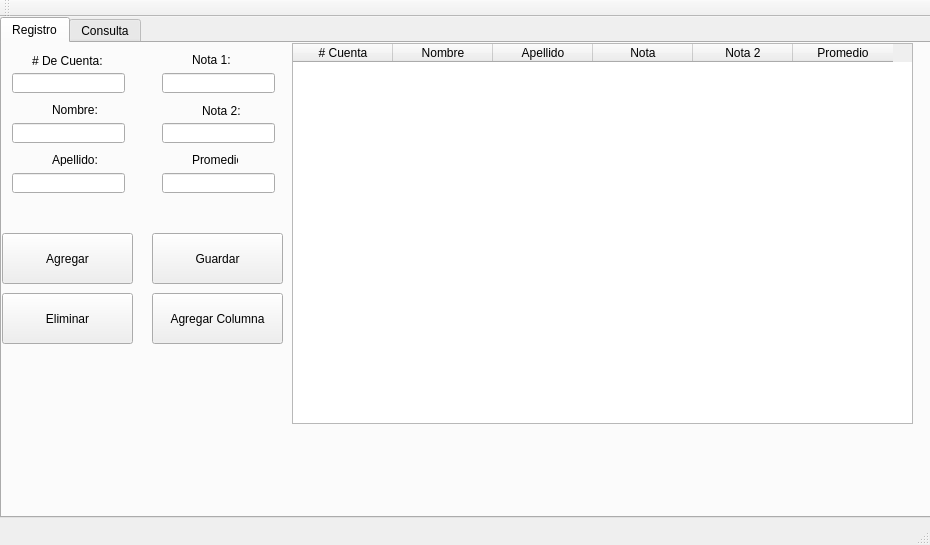
The window that mainwindow.ui (jcespinoza/Alumnos) describes before a commit, drawn with Qt 5.
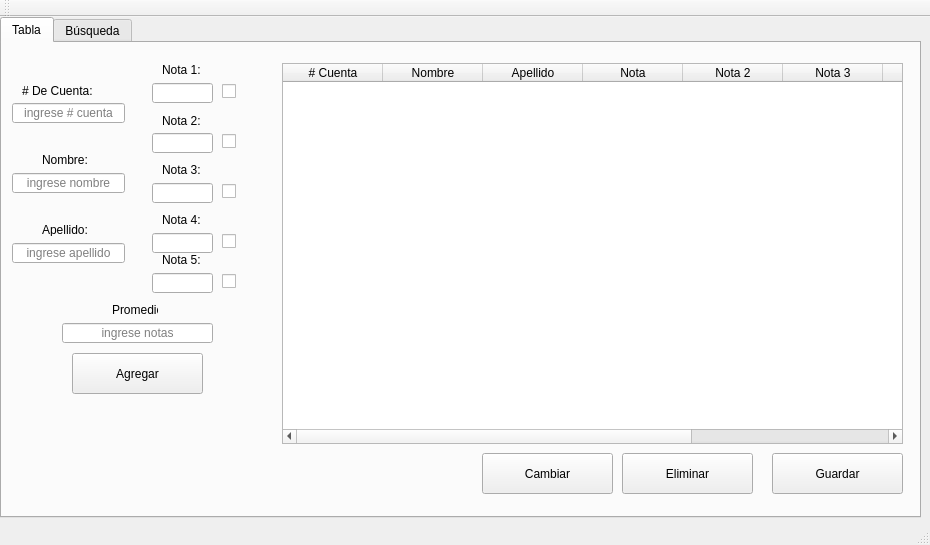
The same window after the commit. Icons and pictures are not drawn.

Diff of the .ui file:
```diff
--- a/mainwindow.ui
+++ b/mainwindow.ui
@@ -10,16 +10,34 @@
     <height>545</height>
    </rect>
   </property>
+  <property name="minimumSize">
+   <size>
+    <width>930</width>
+    <height>545</height>
+   </size>
+  </property>
+  <property name="maximumSize">
+   <size>
+    <width>930</width>
+    <height>545</height>
+   </size>
+  </property>
+  <property name="baseSize">
+   <size>
+    <width>930</width>
+    <height>545</height>
+   </size>
+  </property>
   <property name="windowTitle">
    <string>MainWindow</string>
   </property>
   <widget class="QWidget" name="centralWidget">
-   <widget class="QTabWidget" name="tabWidget">
+   <widget class="QTabWidget" name="tbwSeccion">
     <property name="geometry">
      <rect>
       <x>0</x>
       <y>0</y>
-      <width>931</width>
+      <width>921</width>
       <height>501</height>
      </rect>
     </property>
@@ -28,81 +46,86 @@
     </property>
     <widget class="QWidget" name="tab">
      <attribute name="title">
-      <string>Registro</string>
+      <string>Tabla</string>
      </attribute>
-     <widget class="QLineEdit" name="lePromedio">
+     <widget class="QTableWidget" name="twTable">
       <property name="geometry">
        <rect>
-        <x>160</x>
-        <y>130</y>
-        <width>113</width>
-        <height>20</height>
+        <x>280</x>
+        <y>20</y>
+        <width>621</width>
+        <height>381</height>
        </rect>
       </property>
-      <property name="alignment">
-       <set>Qt::AlignCenter</set>
+      <property name="sizePolicy">
+       <sizepolicy hsizetype="Expanding" vsizetype="Expanding">
+        <horstretch>0</horstretch>
+        <verstretch>0</verstretch>
+       </sizepolicy>
       </property>
-      <property name="readOnly">
-       <bool>true</bool>
+      <property name="toolTip">
+       <string>&lt;html&gt;&lt;head/&gt;&lt;body&gt;&lt;p&gt;click en el titulo para ordenarlo&lt;/p&gt;&lt;/body&gt;&lt;/html&gt;</string>
       </property>
-     </widget>
-     <widget class="QLineEdit" name="leApellido">
-      <property name="geometry">
-       <rect>
-        <x>10</x>
-        <y>130</y>
-        <width>113</width>
-        <height>20</height>
-       </rect>
+      <property name="styleSheet">
+       <string notr="true"/>
       </property>
-      <property name="alignment">
-       <set>Qt::AlignCenter</set>
+      <property name="dragEnabled">
+       <bool>false</bool>
       </property>
-     </widget>
-     <widget class="QLabel" name="lblNombre">
-      <property name="geometry">
-       <rect>
-        <x>50</x>
-        <y>60</y>
-        <width>46</width>
-        <height>13</height>
-       </rect>
-      </property>
-      <property name="text">
-       <string>Nombre:</string>
-      </property>
-     </widget>
-     <widget class="QLabel" name="lblNota1">
-      <property name="geometry">
-       <rect>
-        <x>190</x>
-        <y>10</y>
-        <width>46</width>
-        <height>13</height>
-       </rect>
-      </property>
-      <property name="text">
-       <string>Nota 1:</string>
-      </property>
-     </widget>
-     <widget class="QLineEdit" name="leNota1">
-      <property name="geometry">
-       <rect>
-        <x>160</x>
-        <y>30</y>
-        <width>113</width>
-        <height>20</height>
-       </rect>
-      </property>
-      <property name="alignment">
-       <set>Qt::AlignCenter</set>
-      </property>
+      <column>
+       <property name="text">
+        <string># Cuenta</string>
+       </property>
+       <property name="whatsThis">
+        <string/>
+       </property>
+      </column>
+      <column>
+       <property name="text">
+        <string>Nombre</string>
+       </property>
+      </column>
+      <column>
+       <property name="text">
+        <string>Apellido</string>
+       </property>
+      </column>
+      <column>
+       <property name="text">
+        <string>Nota</string>
+       </property>
+      </column>
+      <column>
+       <property name="text">
+        <string>Nota 2</string>
+       </property>
+      </column>
+      <column>
+       <property name="text">
+        <string>Nota 3</string>
+       </property>
+      </column>
+      <column>
+       <property name="text">
+        <string>Nota 4</string>
+       </property>
+      </column>
+      <column>
+       <property name="text">
+        <string>Nota 5</string>
+       </property>
+      </column>
+      <column>
+       <property name="text">
+        <string>Promedio</string>
+       </property>
+      </column>
      </widget>
      <widget class="QLabel" name="lblNumeroCuenta">
       <property name="geometry">
        <rect>
-        <x>30</x>
-        <y>10</y>
+        <x>20</x>
+        <y>40</y>
         <width>71</width>
         <height>16</height>
        </rect>
@@ -111,88 +134,76 @@
        <string># De Cuenta:</string>
       </property>
      </widget>
-     <widget class="QLineEdit" name="leNota2">
+     <widget class="QCheckBox" name="cb1">
+      <property name="geometry">
+       <rect>
+        <x>220</x>
+        <y>40</y>
+        <width>31</width>
+        <height>17</height>
+       </rect>
+      </property>
+      <property name="toolTip">
+       <string>&lt;html&gt;&lt;head/&gt;&lt;body&gt;&lt;p&gt;Determinar promedio&lt;/p&gt;&lt;/body&gt;&lt;/html&gt;</string>
+      </property>
+      <property name="text">
+       <string/>
+      </property>
+     </widget>
+     <widget class="QLabel" name="lblNota3">
       <property name="geometry">
        <rect>
         <x>160</x>
-        <y>80</y>
-        <width>113</width>
-        <height>20</height>
-       </rect>
-      </property>
-      <property name="alignment">
-       <set>Qt::AlignCenter</set>
-      </property>
-     </widget>
-     <widget class="QPushButton" name="bDeleteRow">
-      <property name="geometry">
-       <rect>
-        <x>0</x>
-        <y>250</y>
-        <width>131</width>
-        <height>51</height>
+        <y>120</y>
+        <width>46</width>
+        <height>13</height>
        </rect>
       </property>
       <property name="text">
-       <string>Eliminar</string>
+       <string>Nota 3:</string>
       </property>
-      <property name="icon">
-       <iconset resource="Iconos.qrc">
-        <normaloff>:/new/icons/Resources/delete</normaloff>:/new/icons/Resources/delete</iconset>
-      </property>
      </widget>
-     <widget class="QLineEdit" name="leNombre">
-      <property name="geometry">
-       <rect>
-        <x>10</x>
-        <y>80</y>
-        <width>113</width>
-        <height>20</height>
-       </rect>
-      </property>
-      <property name="alignment">
-       <set>Qt::AlignCenter</set>
-      </property>
-     </widget>
-     <widget class="QPushButton" name="bAddColumna">
+     <widget class="QLineEdit" name="leNota5">
       <property name="geometry">
        <rect>
         <x>150</x>
-        <y>250</y>
-        <width>131</width>
-        <height>51</height>
+        <y>230</y>
+        <width>61</width>
+        <height>20</height>
        </rect>
       </property>
-      <property name="text">
-       <string>Agregar Columna</string>
-      </property>
-      <property name="icon">
-       <iconset resource="Iconos.qrc">
-        <normaloff>:/new/icons/Resources/add</normaloff>:/new/icons/Resources/add</iconset>
+      <property name="alignment">
+       <set>Qt::AlignCenter</set>
       </property>
      </widget>
-     <widget class="QLabel" name="lblNota2">
+     <widget class="QCheckBox" name="cb2">
       <property name="geometry">
        <rect>
-        <x>200</x>
-        <y>60</y>
-        <width>51</width>
-        <height>16</height>
+        <x>220</x>
+        <y>90</y>
+        <width>31</width>
+        <height>17</height>
        </rect>
       </property>
+      <property name="toolTip">
+       <string>&lt;html&gt;&lt;head/&gt;&lt;body&gt;&lt;p&gt;Determinar promedio&lt;/p&gt;&lt;/body&gt;&lt;/html&gt;</string>
+      </property>
       <property name="text">
-       <string>Nota 2:</string>
+       <string/>
       </property>
      </widget>
      <widget class="QPushButton" name="bSaveData">
       <property name="geometry">
        <rect>
-        <x>150</x>
-        <y>190</y>
+        <x>770</x>
+        <y>410</y>
         <width>131</width>
-        <height>51</height>
+        <height>41</height>
        </rect>
       </property>
+      <property name="toolTip">
+       <string>&lt;html&gt;&lt;head/&gt;&lt;body&gt;&lt;p&gt;Guarda todo el contenido de la tabla&lt;/p&gt;&lt;/body&gt;&lt;/html&gt;</string>
+      </property>
       <property name="text">
        <string>Guardar</string>
       </property>
@@ -201,41 +212,173 @@
         <normaloff>:/new/icons/Resources/save</normaloff>:/new/icons/Resources/save</iconset>
       </property>
      </widget>
-     <widget class="QLabel" name="lblApellido">
+     <widget class="QLabel" name="lblNota2">
       <property name="geometry">
        <rect>
-        <x>50</x>
-        <y>110</y>
+        <x>160</x>
+        <y>70</y>
+        <width>51</width>
+        <height>16</height>
+       </rect>
+      </property>
+      <property name="text">
+       <string>Nota 2:</string>
+      </property>
+     </widget>
+     <widget class="QLineEdit" name="leNota2">
+      <property name="geometry">
+       <rect>
+        <x>150</x>
+        <y>90</y>
+        <width>61</width>
+        <height>20</height>
+       </rect>
+      </property>
+      <property name="alignment">
+       <set>Qt::AlignCenter</set>
+      </property>
+     </widget>
+     <widget class="QCheckBox" name="cb4">
+      <property name="geometry">
+       <rect>
+        <x>220</x>
+        <y>190</y>
+        <width>31</width>
+        <height>17</height>
+       </rect>
+      </property>
+      <property name="toolTip">
+       <string>&lt;html&gt;&lt;head/&gt;&lt;body&gt;&lt;p&gt;Determinar promedio&lt;/p&gt;&lt;/body&gt;&lt;/html&gt;</string>
+      </property>
+      <property name="text">
+       <string/>
+      </property>
+     </widget>
+     <widget class="QLabel" name="lblNota5">
+      <property name="geometry">
+       <rect>
+        <x>160</x>
+        <y>210</y>
         <width>46</width>
         <height>13</height>
        </rect>
       </property>
       <property name="text">
-       <string>Apellido:</string>
+       <string>Nota 5: </string>
+      </property>
+     </widget>
+     <widget class="QCheckBox" name="cb5">
+      <property name="geometry">
+       <rect>
+        <x>220</x>
+        <y>230</y>
+        <width>31</width>
+        <height>17</height>
+       </rect>
+      </property>
+      <property name="toolTip">
+       <string>&lt;html&gt;&lt;head/&gt;&lt;body&gt;&lt;p&gt;Determinar promedio&lt;/p&gt;&lt;/body&gt;&lt;/html&gt;</string>
+      </property>
+      <property name="text">
+       <string/>
       </property>
      </widget>
      <widget class="QLineEdit" name="leNumeraCuenta">
       <property name="geometry">
        <rect>
         <x>10</x>
-        <y>30</y>
+        <y>60</y>
         <width>113</width>
         <height>20</height>
        </rect>
       </property>
       <property name="alignment">
        <set>Qt::AlignCenter</set>
+      </property>
+      <property name="placeholderText">
+       <string>ingrese # cuenta</string>
+      </property>
+     </widget>
+     <widget class="QLineEdit" name="leNota4">
+      <property name="geometry">
+       <rect>
+        <x>150</x>
+        <y>190</y>
+        <width>61</width>
+        <height>20</height>
+       </rect>
+      </property>
+      <property name="alignment">
+       <set>Qt::AlignCenter</set>
+      </property>
+     </widget>
+     <widget class="QLineEdit" name="leNota1">
+      <property name="geometry">
+       <rect>
+        <x>150</x>
+        <y>40</y>
+        <width>61</width>
+        <height>20</height>
+       </rect>
+      </property>
+      <property name="alignment">
+       <set>Qt::AlignCenter</set>
+      </property>
+     </widget>
+     <widget class="QLineEdit" name="leNota3">
+      <property name="geometry">
+       <rect>
+        <x>150</x>
+        <y>140</y>
+        <width>61</width>
+        <height>20</height>
+       </rect>
+      </property>
+      <property name="alignment">
+       <set>Qt::AlignCenter</set>
+      </property>
+     </widget>
+     <widget class="QLabel" name="lblNombre">
+      <property name="geometry">
+       <rect>
+        <x>40</x>
+        <y>110</y>
+        <width>46</width>
+        <height>13</height>
+       </rect>
+      </property>
+      <property name="text">
+       <string>Nombre:</string>
+      </property>
+     </widget>
+     <widget class="QLineEdit" name="leNombre">
+      <property name="geometry">
+       <rect>
+        <x>10</x>
+        <y>130</y>
+        <width>113</width>
+        <height>20</height>
+       </rect>
+      </property>
+      <property name="alignment">
+       <set>Qt::AlignCenter</set>
+      </property>
+      <property name="placeholderText">
+       <string>ingrese nombre</string>
       </property>
      </widget>
      <widget class="QPushButton" name="bAddRow">
       <property name="geometry">
        <rect>
-        <x>0</x>
-        <y>190</y>
+        <x>70</x>
+        <y>310</y>
         <width>131</width>
-        <height>51</height>
+        <height>41</height>
        </rect>
       </property>
+      <property name="toolTip">
+       <string>&lt;html&gt;&lt;head/&gt;&lt;body&gt;&lt;p&gt;Agrega los datos a la tabla&lt;/p&gt;&lt;/body&gt;&lt;/html&gt;</string>
+      </property>
       <property name="text">
        <string>Agregar</string>
       </property>
@@ -244,11 +387,53 @@
         <normaloff>:/new/icons/Resources/add</normaloff>:/new/icons/Resources/add</iconset>
       </property>
      </widget>
+     <widget class="QLabel" name="lblNota1">
+      <property name="geometry">
+       <rect>
+        <x>160</x>
+        <y>20</y>
+        <width>46</width>
+        <height>13</height>
+       </rect>
+      </property>
+      <property name="text">
+       <string>Nota 1:</string>
+      </property>
+     </widget>
+     <widget class="QLabel" name="lblApellido">
+      <property name="geometry">
+       <rect>
+        <x>40</x>
+        <y>180</y>
+        <width>46</width>
+        <height>13</height>
+       </rect>
+      </property>
+      <property name="text">
+       <string>Apellido:</string>
+      </property>
+     </widget>
+     <widget class="QCheckBox" name="cb3">
+      <property name="geometry">
+       <rect>
+        <x>220</x>
+        <y>140</y>
+        <width>31</width>
+        <height>17</height>
+       </rect>
+      </property>
+      <property name="toolTip">
+       <string>&lt;html&gt;&lt;head/&gt;&lt;body&gt;&lt;p&gt;Determinar promedio&lt;/p&gt;&lt;/body&gt;&lt;/html&gt;</string>
+      </property>
+      <property name="text">
+       <string/>
+      </property>
+     </widget>
      <widget class="QLabel" name="lblPromedio">
       <property name="geometry">
        <rect>
-        <x>190</x>
-        <y>110</y>
+        <x>110</x>
+        <y>260</y>
         <width>46</width>
         <height>13</height>
        </rect>
@@ -257,65 +442,196 @@
        <string>Promedio: </string>
       </property>
      </widget>
-     <widget class="QTableWidget" name="twTable">
+     <widget class="QLineEdit" name="leApellido">
       <property name="geometry">
        <rect>
-        <x>290</x>
-        <y>0</y>
-        <width>621</width>
-        <height>381</height>
+        <x>10</x>
+        <y>200</y>
+        <width>113</width>
+        <height>20</height>
        </rect>
       </property>
+      <property name="alignment">
+       <set>Qt::AlignCenter</set>
+      </property>
+      <property name="placeholderText">
+       <string>ingrese apellido</string>
+      </property>
+     </widget>
+     <widget class="QLabel" name="lblNota4">
+      <property name="geometry">
+       <rect>
+        <x>160</x>
+        <y>170</y>
+        <width>46</width>
+        <height>13</height>
+       </rect>
+      </property>
+      <property name="text">
+       <string>Nota 4:</string>
+      </property>
+     </widget>
+     <widget class="QLineEdit" name="lePromedio">
+      <property name="geometry">
+       <rect>
+        <x>60</x>
+        <y>280</y>
+        <width>151</width>
+        <height>20</height>
+       </rect>
+      </property>
+      <property name="alignment">
+       <set>Qt::AlignCenter</set>
+      </property>
+      <property name="readOnly">
+       <bool>true</bool>
+      </property>
+      <property name="placeholderText">
+       <string>ingrese notas</string>
+      </property>
+     </widget>
+     <widget class="QPushButton" name="bDeleteRow">
+      <property name="geometry">
+       <rect>
+        <x>620</x>
+        <y>410</y>
+        <width>131</width>
+        <height>41</height>
+       </rect>
+      </property>
       <property name="toolTip">
-       <string>&lt;html&gt;&lt;head/&gt;&lt;body&gt;&lt;p&gt;click en el titulo para ordenarlo&lt;/p&gt;&lt;/body&gt;&lt;/html&gt;</string>
+       <string>&lt;html&gt;&lt;head/&gt;&lt;body&gt;&lt;p&gt;Elimina un elemento de la tabla&lt;/p&gt;&lt;/body&gt;&lt;/html&gt;</string>
       </property>
-      <column>
-       <property name="text">
-        <string># Cuenta</string>
-       </property>
-       <property name="whatsThis">
-        <string/>
-       </property>
-      </column>
-      <column>
-       <property name="text">
-        <string>Nombre</string>
-       </property>
-      </column>
-      <column>
-       <property name="text">
-        <string>Apellido</string>
-       </property>
-      </column>
-      <column>
-       <property name="text">
-        <string>Nota</string>
-       </property>
-      </column>
-      <column>
-       <property name="text">
-        <string>Nota 2</string>
-       </property>
-      </column>
-      <column>
-       <property name="text">
-        <string>Promedio</string>
-       </property>
-      </column>
+      <property name="text">
+       <string>Eliminar</string>
+      </property>
+      <property name="icon">
+       <iconset resource="Iconos.qrc">
+        <normaloff>:/new/icons/Resources/delete</normaloff>:/new/icons/Resources/delete</iconset>
+      </property>
+     </widget>
+     <widget class="QPushButton" name="bCambiar">
+      <property name="geometry">
+       <rect>
+        <x>480</x>
+        <y>410</y>
+        <width>131</width>
+        <height>41</height>
+       </rect>
+      </property>
+      <property name="toolTip">
+       <string>&lt;html&gt;&lt;head/&gt;&lt;body&gt;&lt;p&gt;Elimina un elemento de la tabla&lt;/p&gt;&lt;/body&gt;&lt;/html&gt;</string>
+      </property>
+      <property name="text">
+       <string>Cambiar</string>
+      </property>
+      <property name="icon">
+       <iconset resource="Iconos.qrc">
+        <normaloff>:/new/icons/Resources/change.ico</normaloff>:/new/icons/Resources/change.ico</iconset>
+      </property>
      </widget>
     </widget>
     <widget class="QWidget" name="tab_2">
      <attribute name="title">
-      <string>Consulta</string>
+      <string>Búsqueda</string>
      </attribute>
-     <widget class="QTableWidget" name="tableWidget">
+     <widget class="QTableWidget" name="twTable_2">
       <property name="geometry">
        <rect>
-        <x>290</x>
-        <y>0</y>
-        <width>621</width>
-        <height>381</height>
+        <x>10</x>
+        <y>10</y>
+        <width>901</width>
+        <height>401</height>
        </rect>
+      </property>
+      <property name="sizePolicy">
+       <sizepolicy hsizetype="Expanding" vsizetype="Expanding">
+        <horstretch>0</horstretch>
+        <verstretch>0</verstretch>
+       </sizepolicy>
+      </property>
+      <property name="toolTip">
+       <string/>
+      </property>
+      <property name="styleSheet">
+       <string notr="true"/>
+      </property>
+      <property name="dragEnabled">
+       <bool>false</bool>
+      </property>
+      <column>
+       <property name="text">
+        <string># Cuenta</string>
+       </property>
+       <property name="whatsThis">
+        <string/>
+       </property>
+      </column>
+      <column>
+       <property name="text">
+        <string>Nombre</string>
+       </property>
+      </column>
+      <column>
+       <property name="text">
+        <string>Apellido</string>
+       </property>
+      </column>
+      <column>
+       <property name="text">
+        <string>Nota</string>
+       </property>
+      </column>
+      <column>
+       <property name="text">
+        <string>Nota 2</string>
+       </property>
+      </column>
+      <column>
+       <property name="text">
+        <string>Nota 3</string>
+       </property>
+      </column>
+      <column>
+       <property name="text">
+        <string>Nota 4</string>
+       </property>
+      </column>
+      <column>
+       <property name="text">
+        <string>Nota 5</string>
+       </property>
+      </column>
+      <column>
+       <property name="text">
+        <string>Promedio</string>
+       </property>
+      </column>
+     </widget>
+     <widget class="QLineEdit" name="lebusqueda">
+      <property name="geometry">
+       <rect>
+        <x>330</x>
+        <y>430</y>
+        <width>201</width>
+        <height>20</height>
+       </rect>
+      </property>
+      <property name="toolTip">
+       <string>&lt;html&gt;&lt;head/&gt;&lt;body&gt;&lt;p&gt;Escriba el nombre a buscar&lt;/p&gt;&lt;/body&gt;&lt;/html&gt;</string>
+      </property>
+     </widget>
+     <widget class="QLabel" name="label">
+      <property name="geometry">
+       <rect>
+        <x>280</x>
+        <y>430</y>
+        <width>51</width>
+        <height>20</height>
+       </rect>
+      </property>
+      <property name="text">
+       <string>Búsqueda</string>
       </property>
      </widget>
     </widget>
```
Left out of the diff: 13 changed lines with no effect on the pictures.
